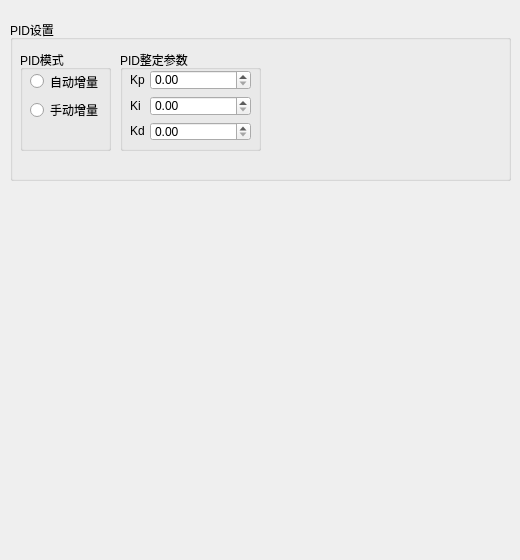
erisir/SandBox, file MFC/MFC-PC-release/src/UIControlProf.ui: the form before one commit.
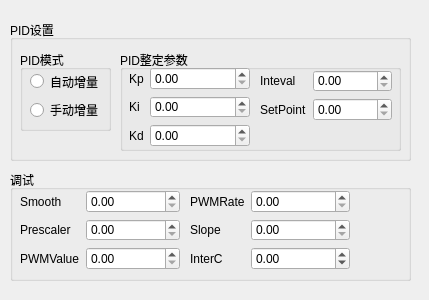
The form after the commit.

Commit message: pid control

What changed in the file:
```diff
--- a/MFC/MFC-PC-release/src/UIControlProf.ui
+++ b/MFC/MFC-PC-release/src/UIControlProf.ui
@@ -6,8 +6,8 @@
    <rect>
     <x>0</x>
     <y>0</y>
-    <width>520</width>
-    <height>560</height>
+    <width>429</width>
+    <height>300</height>
    </rect>
   </property>
   <property name="windowTitle">
@@ -18,8 +18,8 @@
     <rect>
      <x>10</x>
      <y>20</y>
-     <width>501</width>
-     <height>161</height>
+     <width>401</width>
+     <height>141</height>
     </rect>
    </property>
    <property name="title">
@@ -31,7 +31,7 @@
       <x>10</x>
       <y>30</y>
       <width>91</width>
-      <height>101</height>
+      <height>81</height>
      </rect>
     </property>
     <property name="title">
@@ -42,7 +42,7 @@
       <rect>
        <x>10</x>
        <y>20</y>
-       <width>71</width>
+       <width>73</width>
        <height>51</height>
       </rect>
      </property>
@@ -69,7 +69,7 @@
      <rect>
       <x>110</x>
       <y>30</y>
-      <width>141</width>
+      <width>281</width>
       <height>101</height>
      </rect>
     </property>
@@ -79,60 +79,254 @@
     <widget class="QWidget" name="verticalLayoutWidget_3">
      <property name="geometry">
       <rect>
-       <x>30</x>
-       <y>20</y>
-       <width>101</width>
-       <height>71</height>
+       <x>9</x>
+       <y>17</y>
+       <width>121</width>
+       <height>80</height>
       </rect>
      </property>
-     <layout class="QVBoxLayout" name="verticalLayout_2">
-      <item>
-       <widget class="QDoubleSpinBox" name="doubleSpinBox"/>
-      </item>
-      <item>
-       <widget class="QDoubleSpinBox" name="doubleSpinBox_2"/>
-      </item>
-      <item>
-       <widget class="QDoubleSpinBox" name="doubleSpinBox_3"/>
-      </item>
-     </layout>
-    </widget>
-    <widget class="QWidget" name="verticalLayoutWidget_2">
-     <property name="geometry">
-      <rect>
-       <x>10</x>
-       <y>20</y>
-       <width>21</width>
-       <height>71</height>
-      </rect>
-     </property>
-     <layout class="QVBoxLayout" name="verticalLayout_3">
-      <item>
+     <layout class="QFormLayout" name="formLayout_3">
+      <item row="0" column="0">
        <widget class="QLabel" name="label">
         <property name="text">
          <string>Kp</string>
         </property>
        </widget>
       </item>
-      <item>
+      <item row="0" column="1">
+       <widget class="QDoubleSpinBox" name="PID_Kp">
+        <property name="keyboardTracking">
+         <bool>false</bool>
+        </property>
+        <property name="maximum">
+         <double>65535.000000000000000</double>
+        </property>
+       </widget>
+      </item>
+      <item row="1" column="0">
        <widget class="QLabel" name="label_2">
         <property name="text">
          <string>Ki</string>
         </property>
        </widget>
       </item>
-      <item>
+      <item row="1" column="1">
+       <widget class="QDoubleSpinBox" name="PID_Ki">
+        <property name="keyboardTracking">
+         <bool>false</bool>
+        </property>
+        <property name="maximum">
+         <double>65535.000000000000000</double>
+        </property>
+       </widget>
+      </item>
+      <item row="2" column="0">
        <widget class="QLabel" name="label_3">
         <property name="text">
          <string>Kd</string>
         </property>
        </widget>
       </item>
+      <item row="2" column="1">
+       <widget class="QDoubleSpinBox" name="PID_Kd">
+        <property name="keyboardTracking">
+         <bool>false</bool>
+        </property>
+        <property name="maximum">
+         <double>65535.000000000000000</double>
+        </property>
+       </widget>
+      </item>
      </layout>
     </widget>
-    <zorder>verticalLayoutWidget_3</zorder>
-    <zorder>label_2</zorder>
-    <zorder>verticalLayoutWidget_2</zorder>
+    <widget class="QWidget" name="formLayoutWidget_2">
+     <property name="geometry">
+      <rect>
+       <x>140</x>
+       <y>20</y>
+       <width>132</width>
+       <height>51</height>
+      </rect>
+     </property>
+     <layout class="QFormLayout" name="formLayout_2">
+      <item row="0" column="0">
+       <widget class="QLabel" name="label_4">
+        <property name="text">
+         <string>Inteval</string>
+        </property>
+       </widget>
+      </item>
+      <item row="1" column="0">
+       <widget class="QLabel" name="label_5">
+        <property name="text">
+         <string>SetPoint</string>
+        </property>
+       </widget>
+      </item>
+      <item row="0" column="1">
+       <widget class="QDoubleSpinBox" name="PID_Inteval">
+        <property name="keyboardTracking">
+         <bool>false</bool>
+        </property>
+        <property name="maximum">
+         <double>65535.000000000000000</double>
+        </property>
+       </widget>
+      </item>
+      <item row="1" column="1">
+       <widget class="QDoubleSpinBox" name="PID_SetPoint">
+        <property name="keyboardTracking">
+         <bool>false</bool>
+        </property>
+        <property name="maximum">
+         <double>65535.000000000000000</double>
+        </property>
+       </widget>
+      </item>
+     </layout>
+    </widget>
+   </widget>
+  </widget>
+  <widget class="QGroupBox" name="groupBox_4">
+   <property name="geometry">
+    <rect>
+     <x>10</x>
+     <y>170</y>
+     <width>401</width>
+     <height>111</height>
+    </rect>
+   </property>
+   <property name="title">
+    <string>调试</string>
+   </property>
+   <widget class="QWidget" name="formLayoutWidget">
+    <property name="geometry">
+     <rect>
+      <x>10</x>
+      <y>20</y>
+      <width>160</width>
+      <height>80</height>
+     </rect>
+    </property>
+    <layout class="QFormLayout" name="formLayout">
+     <item row="1" column="0">
+      <widget class="QLabel" name="label_6">
+       <property name="text">
+        <string>Prescaler</string>
+       </property>
+      </widget>
+     </item>
+     <item row="1" column="1">
+      <widget class="QDoubleSpinBox" name="Prescaler">
+       <property name="keyboardTracking">
+        <bool>false</bool>
+       </property>
+       <property name="maximum">
+        <double>100.000000000000000</double>
+       </property>
+      </widget>
+     </item>
+     <item row="0" column="0">
+      <widget class="QLabel" name="label_7">
+       <property name="text">
+        <string>Smooth</string>
+       </property>
+      </widget>
+     </item>
+     <item row="0" column="1">
+      <widget class="QDoubleSpinBox" name="SmoothWindow">
+       <property name="keyboardTracking">
+        <bool>false</bool>
+       </property>
+       <property name="maximum">
+        <double>65535.000000000000000</double>
+       </property>
+      </widget>
+     </item>
+     <item row="2" column="0">
+      <widget class="QLabel" name="label_8">
+       <property name="text">
+        <string>PWMValue</string>
+       </property>
+      </widget>
+     </item>
+     <item row="2" column="1">
+      <widget class="QDoubleSpinBox" name="PWMValue">
+       <property name="keyboardTracking">
+        <bool>false</bool>
+       </property>
+       <property name="maximum">
+        <double>65535.000000000000000</double>
+       </property>
+      </widget>
+     </item>
+    </layout>
+   </widget>
+   <widget class="QWidget" name="formLayoutWidget_4">
+    <property name="geometry">
+     <rect>
+      <x>180</x>
+      <y>20</y>
+      <width>160</width>
+      <height>80</height>
+     </rect>
+    </property>
+    <layout class="QFormLayout" name="formLayout_4">
+     <item row="0" column="0">
+      <widget class="QLabel" name="label_9">
+       <property name="text">
+        <string>PWMRate</string>
+       </property>
+      </widget>
+     </item>
+     <item row="0" column="1">
+      <widget class="QDoubleSpinBox" name="PWMRate">
+       <property name="keyboardTracking">
+        <bool>false</bool>
+       </property>
+       <property name="maximum">
+        <double>65535.000000000000000</double>
+       </property>
+      </widget>
+     </item>
+     <item row="1" column="0">
+      <widget class="QLabel" name="label_10">
+       <property name="text">
+        <string>Slope</string>
+       </property>
+      </widget>
+     </item>
+     <item row="1" column="1">
+      <widget class="QDoubleSpinBox" name="Slope">
+       <property name="keyboardTracking">
+        <bool>false</bool>
+       </property>
+       <property name="maximum">
+        <double>65535.000000000000000</double>
+       </property>
+      </widget>
+     </item>
+     <item row="2" column="0">
+      <widget class="QLabel" name="label_11">
+       <property name="text">
+        <string>InterC</string>
+       </property>
+      </widget>
+     </item>
+     <item row="2" column="1">
+      <widget class="QDoubleSpinBox" name="Interception">
+       <property name="keyboardTracking">
+        <bool>false</bool>
+       </property>
+       <property name="minimum">
+        <double>-32556.000000000000000</double>
+       </property>
+       <property name="maximum">
+        <double>65535.000000000000000</double>
+       </property>
+      </widget>
+     </item>
+    </layout>
    </widget>
   </widget>
  </widget>
```
Left out of the diff: 8 changed lines with no effect on the pictures. The commit also changes 12 other files.
